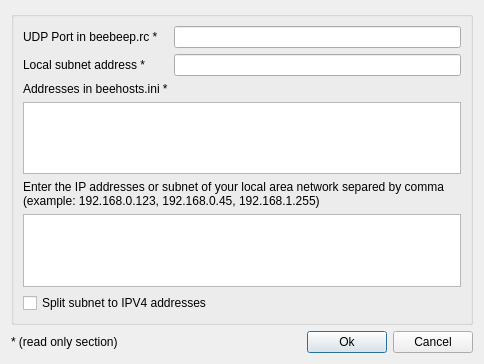
Above: src/GuiSearchUser.ui from hwgao/beebeep before the change. Below: the same form after it.
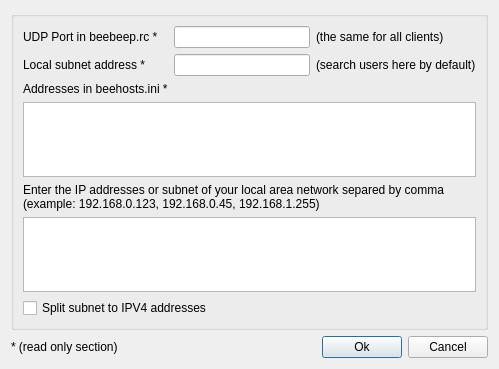
That is the form after the change.

Commit message: Show chat toolbar option added Show only online user option fixed If UseConfigurationFileIni is false settings are stored in USER_APP_DATA folder If SaveDataInDocumentsFolder is true data is stored in USER/DOCUMENTS folder

The edit to the form file:
```diff
--- a/src/GuiSearchUser.ui
+++ b/src/GuiSearchUser.ui
@@ -6,8 +6,8 @@
    <rect>
     <x>0</x>
     <y>0</y>
-    <width>484</width>
-    <height>364</height>
+    <width>499</width>
+    <height>369</height>
    </rect>
   </property>
   <property name="windowTitle">
@@ -17,16 +17,33 @@
    <item row="0" column="0" colspan="4">
     <widget class="QGroupBox" name="mp_boxBroadcast">
      <layout class="QGridLayout" name="gridLayout">
-      <item row="5" column="0" colspan="2">
-       <widget class="QPlainTextEdit" name="mp_teAddressesInSettings">
-        <property name="maximumSize">
+      <item row="0" column="0">
+       <widget class="QLabel" name="mp_lUdpPort">
+        <property name="text">
+         <string>UDP Port in beebeep.rc *</string>
+        </property>
+        <property name="textFormat">
+         <enum>Qt::PlainText</enum>
+        </property>
+       </widget>
+      </item>
+      <item row="0" column="1">
+       <widget class="QLineEdit" name="mp_leUdpPort">
+        <property name="minimumSize">
          <size>
-          <width>16777215</width>
-          <height>75</height>
+          <width>120</width>
+          <height>0</height>
          </size>
         </property>
        </widget>
       </item>
+      <item row="0" column="2">
+       <widget class="QLabel" name="mp_lHelpUdp">
+        <property name="text">
+         <string>(the same for all clients)</string>
+        </property>
+       </widget>
+      </item>
       <item row="1" column="0">
        <widget class="QLabel" name="mp_lBase">
         <property name="text">
@@ -37,21 +54,8 @@
         </property>
        </widget>
       </item>
-      <item row="4" column="0" colspan="2">
-       <widget class="QLabel" name="mp_lBroadcast">
-        <property name="text">
-         <string>Enter the IP addresses or subnet of your local area network separed by comma (example: 192.168.0.123, 192.168.0.45, 192.168.1.255)</string>
-        </property>
-        <property name="textFormat">
-         <enum>Qt::PlainText</enum>
-        </property>
-        <property name="wordWrap">
-         <bool>true</bool>
-        </property>
-       </widget>
-      </item>
-      <item row="0" column="1">
-       <widget class="QLineEdit" name="mp_leUdpPort">
+      <item row="1" column="1">
+       <widget class="QLineEdit" name="mp_leSubnet">
         <property name="minimumSize">
          <size>
           <width>120</width>
@@ -60,6 +64,13 @@
         </property>
        </widget>
       </item>
+      <item row="1" column="2">
+       <widget class="QLabel" name="mp_lHelpSubnet">
+        <property name="text">
+         <string>(search users here by default)</string>
+        </property>
+       </widget>
+      </item>
       <item row="2" column="0">
        <widget class="QLabel" name="mp_lHostIni">
         <property name="text">
@@ -70,7 +81,7 @@
         </property>
        </widget>
       </item>
-      <item row="3" column="0" colspan="2">
+      <item row="3" column="0" colspan="3">
        <widget class="QPlainTextEdit" name="mp_teAddressesInHosts">
         <property name="maximumSize">
          <size>
@@ -83,22 +94,25 @@
         </property>
        </widget>
       </item>
-      <item row="0" column="0">
-       <widget class="QLabel" name="mp_lUdpPort">
+      <item row="4" column="0" colspan="3">
+       <widget class="QLabel" name="mp_lBroadcast">
         <property name="text">
-         <string>UDP Port in beebeep.rc *</string>
+         <string>Enter the IP addresses or subnet of your local area network separed by comma (example: 192.168.0.123, 192.168.0.45, 192.168.1.255)</string>
         </property>
         <property name="textFormat">
          <enum>Qt::PlainText</enum>
         </property>
+        <property name="wordWrap">
+         <bool>true</bool>
+        </property>
        </widget>
       </item>
-      <item row="1" column="1">
-       <widget class="QLineEdit" name="mp_leSubnet">
-        <property name="minimumSize">
+      <item row="5" column="0" colspan="3">
+       <widget class="QPlainTextEdit" name="mp_teAddressesInSettings">
+        <property name="maximumSize">
          <size>
-          <width>120</width>
-          <height>0</height>
+          <width>16777215</width>
+          <height>75</height>
          </size>
         </property>
        </widget>
```
The commit also changes 13 other files.
